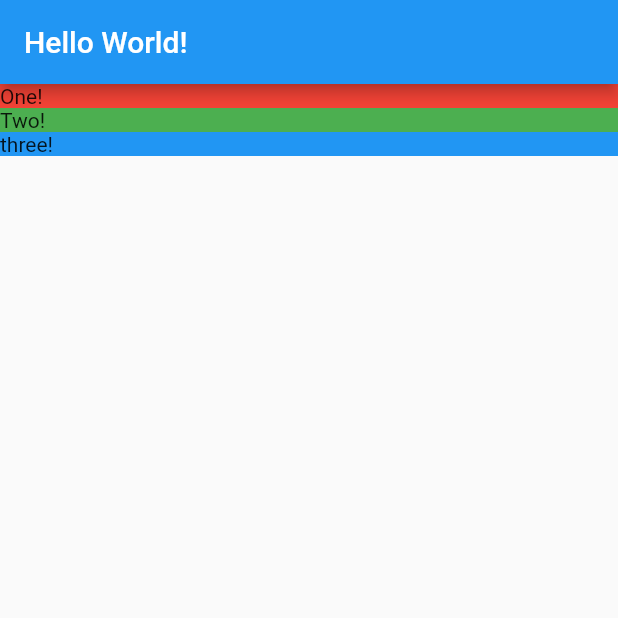
After one commit to jorgesvega/from07Lesson, a Flutter app: the screen it shows after launch, on a phone screen of 412 x 824 dp, the top half of it. The commit adds this screen. Run offline on Flutter 3.47's test engine with Material 2 defaults, Android fonts, the phone set to English and light mode, and no system bars.

Commit message:
Changes of lesson 3

```diff
--- /dev/null
+++ b/lib/location_detail.dart
@@ -0,0 +1,32 @@
+import 'package:flutter/material.dart';
+
+
+class LocationDetail extends StatelessWidget {
+
+  @override
+  Widget build(BuildContext context) {
+    return Scaffold(
+      appBar: AppBar(title: Text("Hello World!"),
+      ),
+      body: Column(
+        mainAxisAlignment: MainAxisAlignment.start,
+        crossAxisAlignment: CrossAxisAlignment.stretch,
+        children: [
+          section("One!", Colors.red),
+          section("Two!", Colors.green),
+          section("three!", Colors.blue)
+        ],
+      ),
+    );
+  }
+
+  Widget section(String title, Color color) {
+    return Container(
+            decoration: BoxDecoration(
+              color: color,
+            ),
+            child: Text(title),
+          );
+  }
+
+}
```
Also changed, not shown: lib/main.dart (+2 -28 lines).
